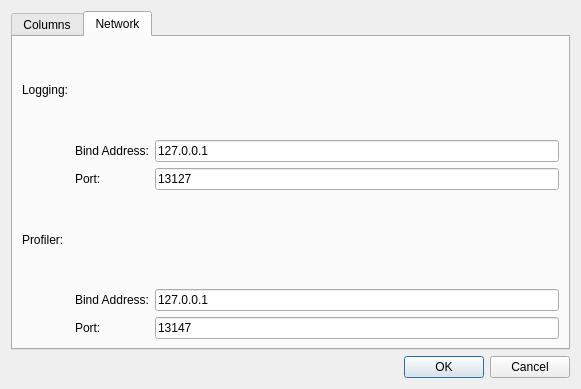
The window that trace_server/settings.ui (mojmir-svoboda/DbgToolkit) describes before a commit, drawn with Qt 5.
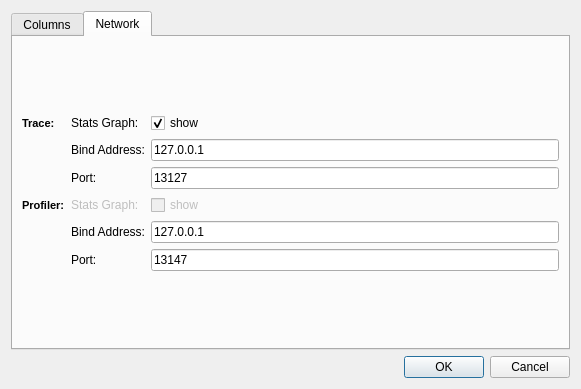
The same window after the commit. The open tabs and pages were chosen to show the change.

Commit message: * kill stats window

```diff
--- a/trace_server/settings.ui
+++ b/trace_server/settings.ui
@@ -153,6 +153,13 @@
         <layout class="QGridLayout" name="gridLayout">
          <item row="3" column="1">
           <widget class="QLabel" name="label_4">
+           <property name="font">
+            <font>
+             <pointsize>8</pointsize>
+             <weight>75</weight>
+             <bold>true</bold>
+            </font>
+           </property>
            <property name="text">
             <string>Profiler:</string>
            </property>
@@ -160,8 +167,15 @@
          </item>
          <item row="0" column="1">
           <widget class="QLabel" name="label_3">
+           <property name="font">
+            <font>
+             <pointsize>8</pointsize>
+             <weight>75</weight>
+             <bold>true</bold>
+            </font>
+           </property>
            <property name="text">
-            <string>Logging:</string>
+            <string>Trace:</string>
            </property>
           </widget>
          </item>
@@ -221,6 +235,43 @@
            </property>
           </widget>
          </item>
+         <item row="0" column="3">
+          <widget class="QCheckBox" name="traceStatsCheckBox">
+           <property name="text">
+            <string>show</string>
+           </property>
+           <property name="checked">
+            <bool>true</bool>
+           </property>
+          </widget>
+         </item>
+         <item row="0" column="2">
+          <widget class="QLabel" name="label_11">
+           <property name="text">
+            <string>Stats Graph:</string>
+           </property>
+          </widget>
+         </item>
+         <item row="3" column="2">
+          <widget class="QLabel" name="label_12">
+           <property name="enabled">
+            <bool>false</bool>
+           </property>
+           <property name="text">
+            <string>Stats Graph:</string>
+           </property>
+          </widget>
+         </item>
+         <item row="3" column="3">
+          <widget class="QCheckBox" name="checkBox">
+           <property name="enabled">
+            <bool>false</bool>
+           </property>
+           <property name="text">
+            <string>show</string>
+           </property>
+          </widget>
+         </item>
         </layout>
        </item>
       </layout>
```
Left out of the diff: 2 changed lines with no effect on the pictures. The commit also changes 9 other files.
